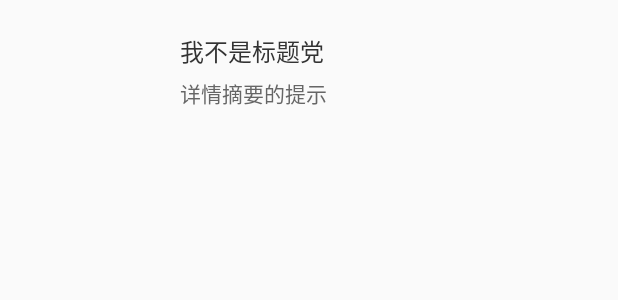
After one commit to ielitf/MountWuTai, an Android app: the layout comm_item2.xml on its own in the app's theme, with its tools: preview values and no code run, on a phone screen of 412 x 824 dp. The commit adds this screen. Shown: the top 300 px of the screen. Run offline under Robolectric (Android 15) with nearby library versions, the phone set to English and light mode, and no system bars.

Commit message:
添加两个item

```diff
--- /dev/null
+++ b/app/src/main/res/layout/comm_item2.xml
@@ -0,0 +1,58 @@
+<?xml version="1.0" encoding="utf-8"?>
+<LinearLayout xmlns:android="http://schemas.android.com/apk/res/android"
+    android:layout_width="match_parent"
+    android:layout_height="wrap_content"
+    android:background="@color/transparent"
+    android:orientation="horizontal" >
+
+    <ImageView
+        android:id="@+id/comm_img"
+        android:layout_width="100dp"
+        android:layout_height="70dp"
+        android:layout_margin="10dp"
+        android:adjustViewBounds="true"
+        android:scaleType="fitXY" />
+
+    <LinearLayout
+        android:layout_width="match_parent"
+        android:layout_height="wrap_content"
+        android:layout_gravity="center_vertical"
+        android:layout_marginRight="15dp"
+        android:adjustViewBounds="true"
+        android:orientation="vertical" >
+
+        <TextView
+            android:id="@+id/comm_title"
+            android:layout_width="match_parent"
+            android:layout_height="wrap_content"
+            android:layout_marginTop="5dp"
+            android:ellipsize="end"
+            android:singleLine="true"
+            android:text="我不是标题党"
+            android:textColor="@color/title_gray"
+            android:textSize="@dimen/space_16" />
+
+        <TextView
+            android:id="@+id/comm_detail"
+            android:layout_width="match_parent"
+            android:layout_height="wrap_content"
+            android:layout_marginTop="5dp"
+            android:ellipsize="end"
+            android:singleLine="true"
+            android:text="详情摘要的提示"
+            android:textColor="@color/text_gray"
+            android:textSize="@dimen/space_14" />
+
+        <TextView
+            android:id="@+id/comm_time"
+            android:layout_width="wrap_content"
+            android:layout_height="wrap_content"
+            android:layout_gravity="right"
+            android:layout_marginTop="8dp"
+            android:text="10:12"
+            android:textColor="@color/text_gray"
+            android:textSize="@dimen/space_12"
+            android:visibility="gone"/>
+    </LinearLayout>
+
+</LinearLayout>
--- a/app/src/main/res/values/colors.xml
+++ b/app/src/main/res/values/colors.xml
@@ -7,6 +7,8 @@
     <color name="transparent">#00000000</color>
     <color name="blue">#25b6ed</color>
     <color name="module_title_gray">#666666</color>
+    <color name="title_gray">#333333</color>
+    <color name="text_gray">#666666</color>
     <color name="navigation_unselect">#ffffff</color>
     <color name="navigation_select">#f97526</color>
 </resources>
--- a/app/src/main/res/values/dimen.xml
+++ b/app/src/main/res/values/dimen.xml
@@ -1,4 +1,11 @@
 <?xml version="1.0" encoding="utf-8"?>
 <resources>
     <dimen name="space_12">12sp</dimen>
+    <dimen name="space_14">14sp</dimen>
+    <dimen name="space_15">15sp</dimen>
+    <dimen name="space_16">16sp</dimen>
+    <dimen name="space_17">17sp</dimen>
+    <dimen name="space_18">18sp</dimen>
+    <dimen name="space_20">20sp</dimen>
+    <dimen name="space_22">22sp</dimen>
 </resources>
```
Also changed, not shown: app/src/main/res/layout/comm_item1.xml (added, +37 -0 lines).
